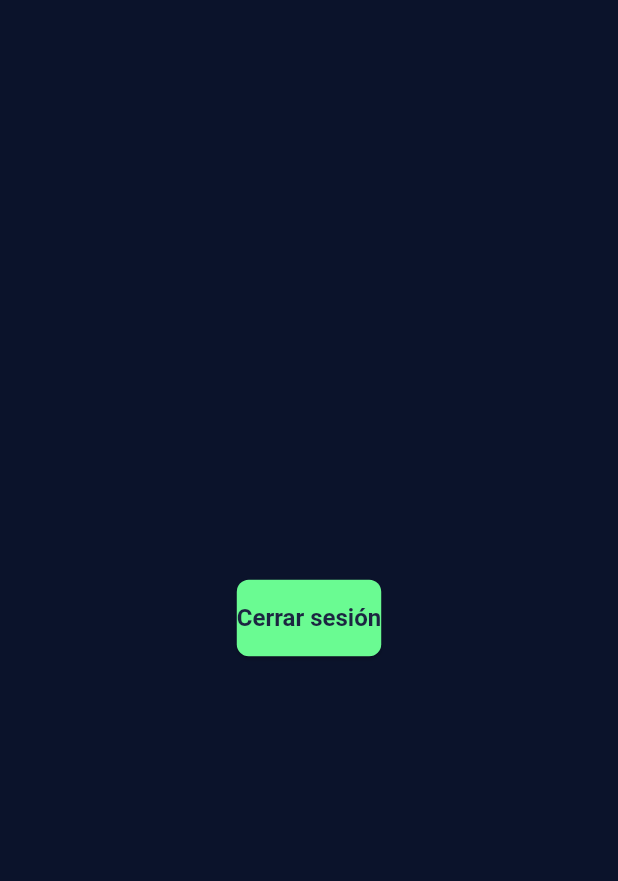
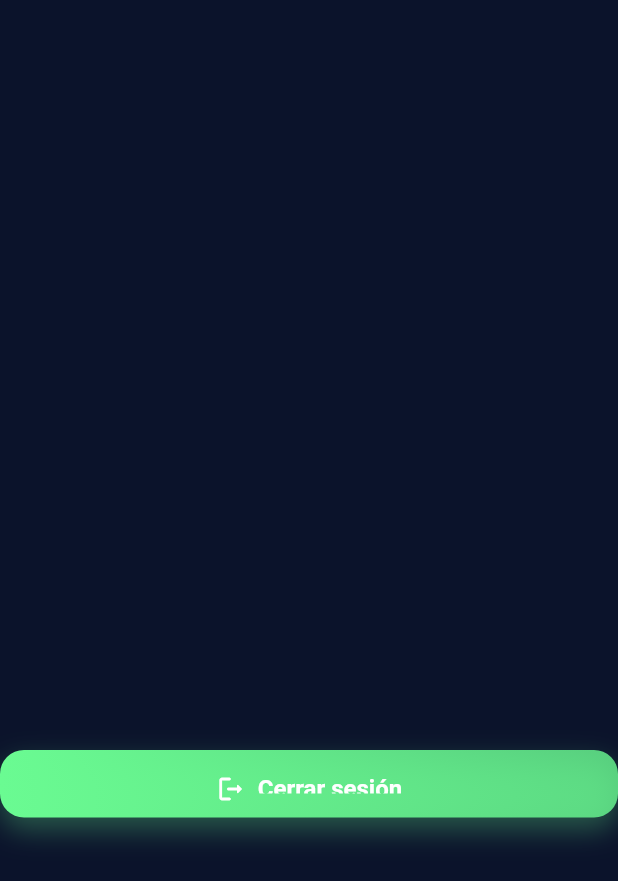
Before and after one commit to JosCariDe/red-social-p, a Flutter app: the LogoutScreen screen opened directly, on a phone screen of 412 x 824 dp. Shown: the top 881 px of the screen. Run offline on Flutter 3.47's test engine with Material 3 defaults, Android fonts, the phone set to English and light mode, and no system bars; our stand-ins replace bloc, dartz, equatable, flutter_bloc, get_it, go_router and 2 more; accounts and stored records are empty.

Commit message:
feat/Btn Mejorados

```diff
--- a/analysis_options.yaml
+++ b/analysis_options.yaml
@@ -10,6 +10,7 @@
 analyzer:
   errors:
     use_build_context_synchronously: ignore
+    deprecated_member_use: ignore
 include: package:flutter_lints/flutter.yaml
 
 linter:
--- a/lib/features/user/presentation/logout/screen/logout_screen.dart
+++ b/lib/features/user/presentation/logout/screen/logout_screen.dart
@@ -5,6 +5,7 @@ import 'package:red_social_prueba/features/post/presentation/home/blocs/get_all_
 import 'package:red_social_prueba/features/post/presentation/home/blocs/get_all_posts/get_all_posts_event.dart';
 import 'package:red_social_prueba/features/post/presentation/posts_user/blocs/user_posts_bloc/user_posts_bloc.dart';
 import 'package:red_social_prueba/features/user/presentation/logout/blocs/logout_bloc/logout_bloc.dart';
+import 'package:red_social_prueba/shared/widgets/action_button_widget.dart';
 
 class LogoutScreen extends StatelessWidget {
   const LogoutScreen({super.key});
@@ -20,17 +21,37 @@ class LogoutScreen extends StatelessWidget {
               context.read<GetAllPostsBloc>().add(ResetPosts());
               context.read<UserPostsBloc>().add(ResetUserPosts());
               // Navegar a la pantalla de login o inicial
-              context.push('/login');
+              GoRouter.of(context).go('/login');
             }
           },
           builder: (context, state) {
             if (state is LogoutLoading) {
               return CircularProgressIndicator();
             }
-            return ElevatedButton(
-              child: Text('Cerrar sesión'),
-              onPressed: () {
-                context.read<LogoutBloc>().add(LogoutRequested());
+            return BlocBuilder<LogoutBloc, LogoutState>(
+              builder: (context, state) {
+                if (state is LogoutLoading) {
+                  return const CircularProgressIndicator();
+                }
+                return Center(
+                  child: Column(
+                    children: [
+                      SizedBox(height: 500  ,),
+                      ActionButtonWidget(
+                        onPressed: () {
+                          context.read<LogoutBloc>().add(LogoutRequested());
+                        },
+                        primaryText: 'Cerrar sesión',
+                        icon: Icons.logout_rounded,
+                        primaryColor: Theme.of(context).colorScheme.primary,
+                        isLoading: state is LogoutLoading,
+                        loadingText: 'Cerrando sesión...',
+                        showCancelButton: false,
+                        height: 45,
+                      ),
+                    ],
+                  ),
+                );
               },
             );
           },
--- /dev/null
+++ b/lib/shared/widgets/action_button_widget.dart
@@ -0,0 +1,153 @@
+import 'package:flutter/material.dart';
+
+class ActionButtonWidget extends StatelessWidget {
+  final VoidCallback? onPressed;
+  final VoidCallback? onCancel;
+  final bool isLoading;
+  final String? primaryText;
+  final String? cancelText;
+  final String? loadingText;
+  final IconData? icon;
+  final Color? primaryColor;
+  final Color? textColor;
+  final bool showCancelButton;
+  final bool showIcon;
+  final double? width;
+  final double? height;
+  final double? borderRadius;
+  final ButtonStyle? style;
+
+  const ActionButtonWidget({
+    super.key,
+    required this.onPressed,
+    this.onCancel,
+    this.isLoading = false,
+    this.primaryText = 'Confirmar',
+    this.cancelText = 'Cancelar',
+    this.loadingText,
+    this.icon,
+    this.primaryColor,
+    this.textColor = Colors.white,
+    this.showCancelButton = true,
+    this.showIcon = true,
+    this.width,
+    this.height = 56,
+    this.borderRadius = 16,
+    this.style,
+  });
+
+  @override
+  Widget build(BuildContext context) {
+    final color = primaryColor ?? Theme.of(context).primaryColor;
+    final effectiveLoadingText = loadingText ?? 'Procesando...';
+
+    return Column(
+      children: [
+        // Botón principal
+        Container(
+          width: width ,
+          height: height,
+          decoration: BoxDecoration(
+            borderRadius: BorderRadius.circular(borderRadius!),
+            gradient: LinearGradient(
+              colors: [
+                color,
+                color.withOpacity(0.8),
+              ],
+            ),
+            boxShadow: [
+              BoxShadow(
+                color: color.withOpacity(0.3),
+                blurRadius: 16,
+                offset: const Offset(0, 8),
+              ),
+            ],
+          ),
+          child: ElevatedButton(
+            onPressed: isLoading ? null : onPressed,
+            style: style ?? ElevatedButton.styleFrom(
+              backgroundColor: Colors.transparent,
+              shadowColor: Colors.transparent,
+              shape: RoundedRectangleBorder(
+                borderRadius: BorderRadius.circular(borderRadius!),
+              ),
+            ),
+            child: isLoading
+                ? Row(
+                    mainAxisAlignment: MainAxisAlignment.center,
+                    children: [
+                      SizedBox(
+                        width: 20,
+                        height: 20,
+                        child: CircularProgressIndicator(
+                          strokeWidth: 2,
+                          valueColor: AlwaysStoppedAnimation<Color>(textColor!),
+                        ),
+                      ),
+                      const SizedBox(width: 12),
+                      Text(
+                        effectiveLoadingText,
+                        style: TextStyle(
+                          color: textColor,
+                          fontSize: 16,
+                          fontWeight: FontWeight.w600,
+                        ),
+                      ),
+                    ],
+                  )
+                : Row(
+                    mainAxisAlignment: MainAxisAlignment.center,
+                    children: [
+                      if (showIcon && icon != null) ...[
+                        Icon(
+                          icon,
+                          color: textColor,
+                          size: 20,
+                        ),
+                        const SizedBox(width: 8),
+                      ],
+                      Text(
+                        primaryText!,
+                        style: TextStyle(
+                          color: textColor,
+                          fontSize: 16,
+                          fontWeight: FontWeight.w600,
+                        ),
+                      ),
+                    ],
+                  ),
+          ),
+        ),
+
+        // Botón secundario (opcional)
+        if (showCancelButton) ...[
+          const SizedBox(height: 16),
+          SizedBox(
+            width: width ?? double.infinity,
+            height: height,
+            child: OutlinedButton(
+              onPressed: isLoading ? null : onCancel,
+              style: OutlinedButton.styleFrom(
+                side: BorderSide(
+                  color: Colors.grey.shade300,
+                  width: 1.5,
+                ),
+                shape: RoundedRectangleBorder(
+                  borderRadius: BorderRadius.circular(borderRadius!),
+                ),
+              ),
+              child: Text(
+                cancelText!,
+                style: TextStyle(
+                  color: Colors.grey.shade700,
+                  fontSize: 16,
+                  fontWeight: FontWeight.w500,
+                ),
+              ),
+            ),
+          ),
+        ],
+      ],
+    );
+  }
+}
```
Also changed, not shown: lib/features/post/presentation/create_post/screen/create_post_screen.dart (+14 -6 lines), lib/shared/widgets/confirmation_dialog_widget.dart (added, +109 -0 lines).
